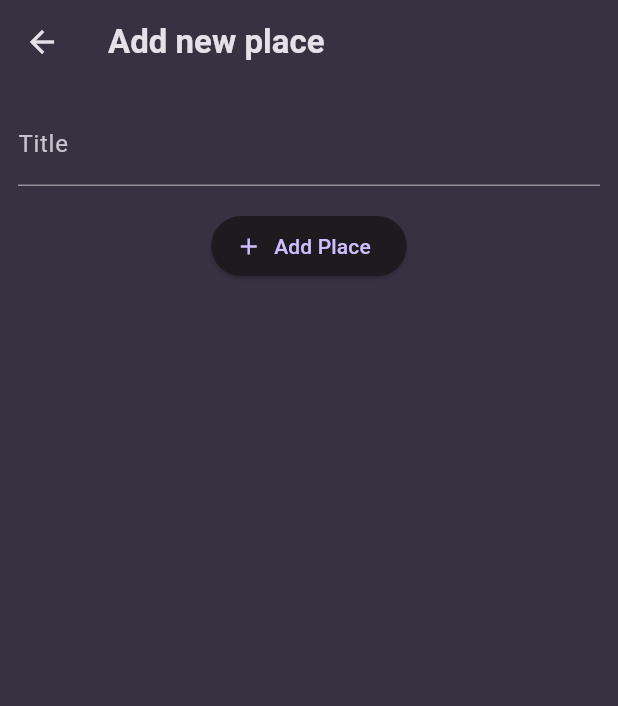
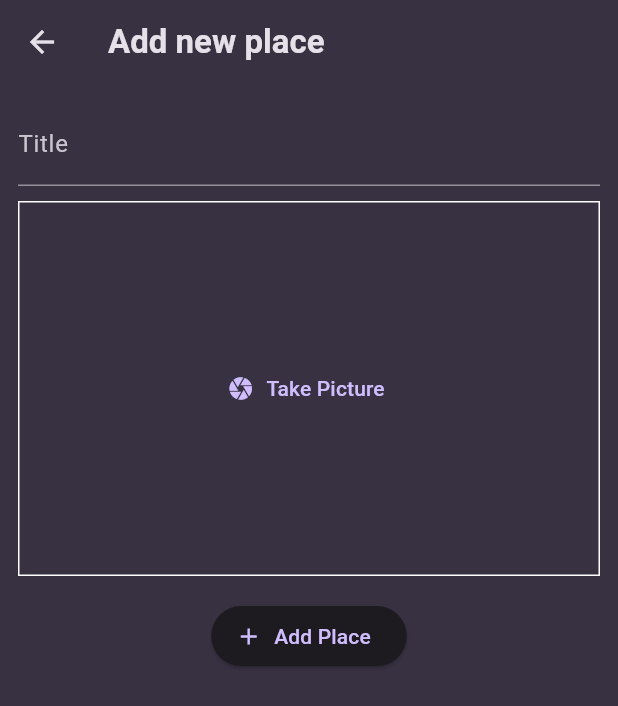
Before and after one commit to ashutosh1234ojha/AdvanceBasicFlutter, a Flutter app: the screen it shows after launch, after a tap on the "add" icon, on a phone screen of 412 x 824 dp. Shown: the top 706 px of the screen. Run offline on Flutter 3.47's test engine with Material 3 defaults, Android fonts, the phone set to English and light mode, and no system bars; our stand-ins replace flutter_riverpod, google_fonts, image_picker.

Commit message:
add image lib added

```diff
--- a/lib/models/place.dart
+++ b/lib/models/place.dart
@@ -1,10 +1,13 @@
+import 'dart:io';
+
 import 'package:uuid/uuid.dart';
 
 const uuid = Uuid();
 
 class Places {
-  Places({required this.name}) : id = uuid.v4();
+  Places({required this.name, required this.image}) : id = uuid.v4();
 
   final String id;
   final String name;
+  final File image;
 }
--- a/lib/providers/user_places.dart
+++ b/lib/providers/user_places.dart
@@ -1,11 +1,13 @@
+import 'dart:io';
+
 import 'package:expense_trakcer/models/place.dart';
 import 'package:flutter_riverpod/legacy.dart';
 
 class UserPlacesNotifier extends StateNotifier<List<Places>> {
   UserPlacesNotifier() : super(const []);
 
-  void addPlace(String title) {
-    final newPlace = Places(name: title);
+  void addPlace(String title, File image) {
+    final newPlace = Places(name: title, image: image);
     state = [newPlace, ...state];
   }
 }
--- a/lib/screens/add_places.dart
+++ b/lib/screens/add_places.dart
@@ -1,4 +1,7 @@
+import 'dart:io';
+
 import 'package:expense_trakcer/providers/user_places.dart';
+import 'package:expense_trakcer/widgets/image_input.dart';
 import 'package:flutter/material.dart';
 import 'package:flutter/services.dart';
 import 'package:flutter_riverpod/flutter_riverpod.dart';
@@ -13,13 +16,16 @@ class AddNewPlaces extends ConsumerStatefulWidget {
 
 class _AddNewPlacesState extends ConsumerState<AddNewPlaces> {
   final _titleController = TextEditingController();
+  File? _selectedImage;
 
   void _savePlace() {
     final enteredText = _titleController.text;
-    if (enteredText.isEmpty) {
+    if (enteredText.isEmpty || _selectedImage == null) {
       return;
     }
-    ref.read(userPlacesProvider.notifier).addPlace(enteredText);
+    ref
+        .read(userPlacesProvider.notifier)
+        .addPlace(enteredText, _selectedImage!);
     Navigator.of(context).pop();
   }
 
@@ -42,6 +48,13 @@ class _AddNewPlacesState extends ConsumerState<AddNewPlaces> {
               controller: _titleController,
               style: TextStyle(color: Theme.of(context).colorScheme.onSurface),
             ),
+            SizedBox(height: 10),
+
+            ImageInput(
+              onPickImage: (image) {
+                _selectedImage = image;
+              },
+            ),
             SizedBox(height: 16),
             ElevatedButton.icon(
               onPressed: () {
--- a/lib/screens/places.dart
+++ b/lib/screens/places.dart
@@ -23,7 +23,10 @@ class PlacesScreen extends ConsumerWidget {
           ),
         ],
       ),
-      body: PlacesList(places: userPlaces),
+      body: Padding(
+        padding: EdgeInsets.all(8),
+        child: PlacesList(places: userPlaces),
+      ),
     );
   }
 }
--- /dev/null
+++ b/lib/widgets/image_input.dart
@@ -0,0 +1,68 @@
+import 'dart:io';
+
+import 'package:flutter/material.dart';
+import 'package:image_picker/image_picker.dart';
+
+class ImageInput extends StatefulWidget {
+  const ImageInput({super.key, required this.onPickImage});
+
+  final void Function(File image) onPickImage;
+
+  @override
+  State<ImageInput> createState() {
+    return _ImageInputState();
+  }
+}
+
+class _ImageInputState extends State<ImageInput> {
+  File? _selectedImage;
+  void _takePicture() async {
+    final imagePicker = ImagePicker();
+    final pickedImage = await imagePicker.pickImage(
+      source: ImageSource.camera,
+      maxWidth: 600,
+    );
+
+    if (pickedImage == null) {
+      return;
+    }
+
+    setState(() {
+      _selectedImage = File(pickedImage.path);
+    });
+
+    widget.onPickImage(_selectedImage!);
+  }
+
+  @override
+  Widget build(BuildContext context) {
+    Widget content = TextButton.icon(
+      onPressed: () {
+        _takePicture();
+      },
+      icon: const Icon(Icons.camera),
+      label: Text("Take Picture"),
+    );
+
+    if (_selectedImage != null) {
+      content = GestureDetector(
+        onTap: _takePicture,
+        child: Image.file(
+          _selectedImage!,
+          fit: BoxFit.cover,
+          width: double.infinity,
+          height: double.infinity,
+        ),
+      );
+    }
+    return Container(
+      decoration: BoxDecoration(
+        border: Border.all(width: 1, color: Colors.white),
+      ),
+      height: 250,
+      width: double.infinity,
+      alignment: Alignment.center,
+      child: content,
+    );
+  }
+}
--- a/lib/widgets/places_list.dart
+++ b/lib/widgets/places_list.dart
@@ -20,6 +20,10 @@ class PlacesList extends StatelessWidget {
         itemCount: places.length,
         itemBuilder: (context, index) {
           return ListTile(
+            leading: CircleAvatar(
+              radius: 26,
+              backgroundImage: FileImage(places[index].image),
+            ),
             title: Text(
               places[index].name,
               style: TextStyle(color: Colors.white),
--- a/pubspec.yaml
+++ b/pubspec.yaml
@@ -40,6 +40,7 @@ dependencies:
   transparent_image: ^2.0.1
   flutter_riverpod: ^3.0.1
   http: ^1.5.0
+  image_picker: ^1.2.0
 
 dev_dependencies:
   flutter_test:
```
Also changed, not shown: lib/screens/places_detail.dart (+8 -6 lines), pubspec.lock, 6 other files.
